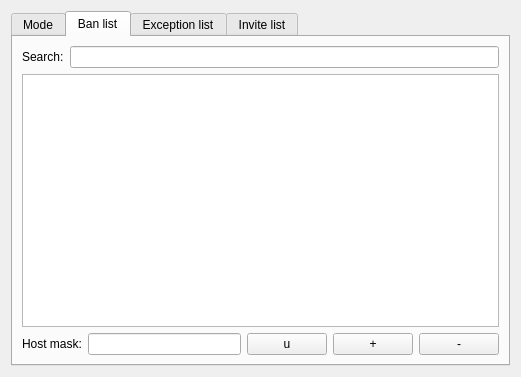
Before: the Qt Designer form src/plugins/azoth/plugins/acetamide/channelconfigwidget.ui in 0xd34df00d/leechcraft, drawn with Qt 5.
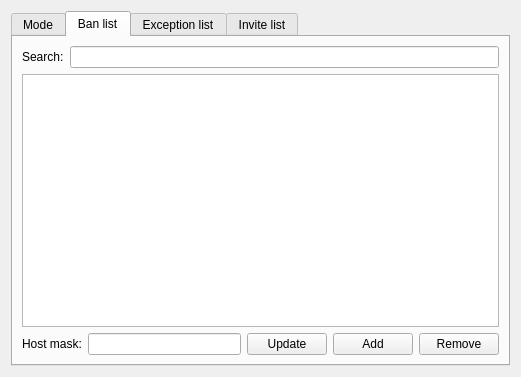
After: the same form once the commit is applied. The open tabs and pages were chosen to show the change. Icons and pictures are not drawn.

Commit message:
[Azoth Acetamide] Minor ChannelConfigWidget UI niceties
Better icons for buttons, and enable clear buttons on line edits.

```diff
--- a/src/plugins/azoth/plugins/acetamide/channelconfigwidget.ui
+++ b/src/plugins/azoth/plugins/acetamide/channelconfigwidget.ui
@@ -167,21 +167,30 @@
          <item>
           <widget class="QPushButton" name="UpdateBan_">
            <property name="text">
-            <string>u</string>
+            <string>Update</string>
+           </property>
+           <property name="icon">
+            <iconset theme="document-edit"/>
            </property>
           </widget>
          </item>
          <item>
           <widget class="QPushButton" name="AddBan_">
            <property name="text">
-            <string>+</string>
+            <string>Add</string>
+           </property>
+           <property name="icon">
+            <iconset theme="list-add"/>
            </property>
           </widget>
          </item>
          <item>
           <widget class="QPushButton" name="RemoveBan_">
            <property name="text">
-            <string>-</string>
+            <string>Remove</string>
+           </property>
+           <property name="icon">
+            <iconset theme="list-remove"/>
            </property>
           </widget>
          </item>
```
Left out of the diff: 72 changed lines with no effect on the pictures.
